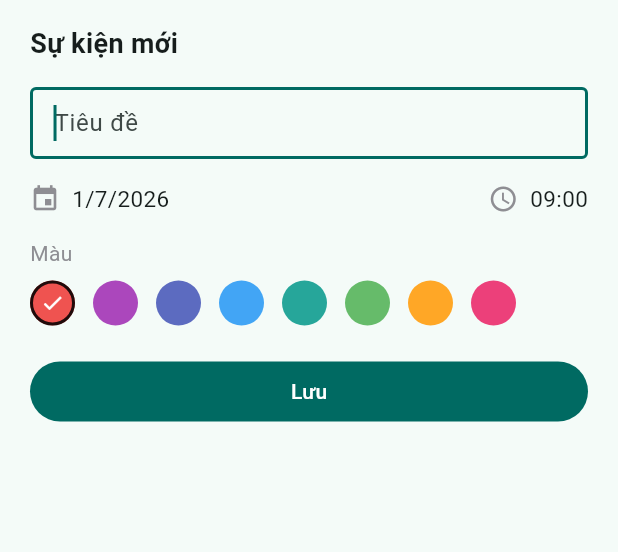
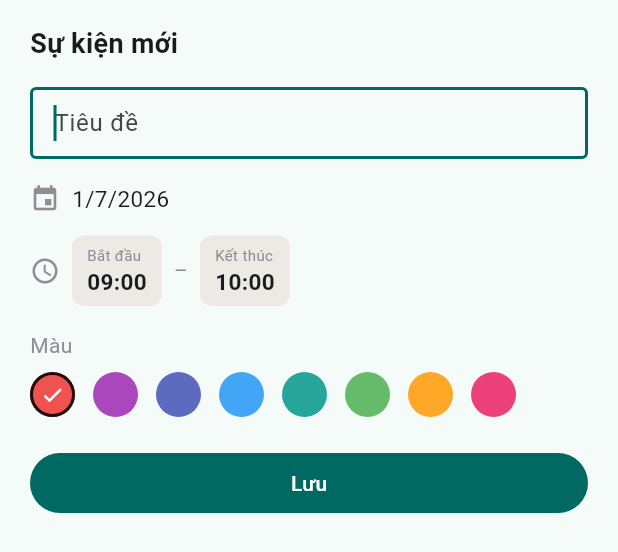
Before and after one commit to hieubm1707/ft_calendar, a Flutter app: the _AddEventSheet widget shown alone on an empty page, opened directly with empty values, after a tap on "Lưu", on a phone screen of 412 x 824 dp. Shown: the top 552 px of the screen. Run offline on Flutter 3.47's test engine with Material 3 defaults, Android fonts, the phone set to English and light mode, and no system bars; our stand-ins replace dartz, drift, equatable, flutter_bloc, flutter_local_notifications, flutter_timezone and 4 more; accounts and stored records are empty; generated files the repository leaves out were written again.

Commit message:
fix(calendar): cho sửa cả giờ kết thúc sự kiện
Trước đây form thêm/sửa chỉ có 1 time picker (giờ bắt đầu), giờ kết thúc
bị suy ra tự động nên không sửa được (chi tiết ngày hiện 09:00-10:00 nhưng
chỉ đổi được giờ bắt đầu).

- add_event_sheet: thêm picker "Kết thúc" bên cạnh "Bắt đầu" (widget _TimeChip).
- Khi đổi giờ bắt đầu vượt quá giờ kết thúc → tự đẩy kết thúc = bắt đầu + 1h.
- Lúc lưu chốt giờ kết thúc phải sau giờ bắt đầu.
- Sửa/thêm đều dùng đúng start/end đã chọn (bỏ suy ra theo duration cũ).

Co-Authored-By: Claude Opus 4.8 (1M context) <noreply@anthropic.com>

```diff
--- a/lib/features/calendar/presentation/widgets/add_event_sheet.dart
+++ b/lib/features/calendar/presentation/widgets/add_event_sheet.dart
@@ -41,14 +41,16 @@ class _AddEventSheetState extends State<_AddEventSheet> {
       TextEditingController(text: widget.event?.title ?? '');
   late DateTime _date = widget.initialDate;
   late int _color = widget.event?.color ?? kEventColors.first;
-  late TimeOfDay _time = widget.event != null
-      ? TimeOfDay(
-          hour: widget.event!.startTime.hour,
-          minute: widget.event!.startTime.minute,
-        )
+  late TimeOfDay _startTime = widget.event != null
+      ? TimeOfDay.fromDateTime(widget.event!.startTime)
       : const TimeOfDay(hour: 9, minute: 0);
+  late TimeOfDay _endTime = widget.event != null
+      ? TimeOfDay.fromDateTime(widget.event!.endTime)
+      : const TimeOfDay(hour: 10, minute: 0);
 
   bool get _isEditing => widget.event != null;
+
+  static int _mins(TimeOfDay t) => t.hour * 60 + t.minute;
 
   @override
   void dispose() {
@@ -66,38 +68,50 @@ class _AddEventSheetState extends State<_AddEventSheet> {
     if (picked != null) setState(() => _date = picked);
   }
 
-  Future<void> _pickTime() async {
-    final picked = await showTimePicker(context: context, initialTime: _time);
-    if (picked != null) setState(() => _time = picked);
+  Future<void> _pickStartTime() async {
+    final picked =
+        await showTimePicker(context: context, initialTime: _startTime);
+    if (picked == null) return;
+    setState(() {
+      _startTime = picked;
+      // Giữ giờ kết thúc luôn sau giờ bắt đầu.
+      if (_mins(_endTime) <= _mins(_startTime)) {
+        _endTime = TimeOfDay(
+          hour: (picked.hour + 1) % 24,
+          minute: picked.minute,
+        );
+      }
+    });
+  }
+
+  Future<void> _pickEndTime() async {
+    final picked =
+        await showTimePicker(context: context, initialTime: _endTime);
+    if (picked != null) setState(() => _endTime = picked);
   }
 
   void _save() {
     final title = _titleController.text.trim();
     if (title.isEmpty) return;
-    final start =
-        DateTime(_date.year, _date.month, _date.day, _time.hour, _time.minute);
+    final start = DateTime(_date.year, _date.month, _date.day, _startTime.hour,
+        _startTime.minute);
+    var end = DateTime(
+        _date.year, _date.month, _date.day, _endTime.hour, _endTime.minute);
+    // Chốt: giờ kết thúc phải sau giờ bắt đầu.
+    if (!end.isAfter(start)) end = start.add(const Duration(hours: 1));
+
     final existing = widget.event;
-    if (existing != null) {
-      // Sửa: giữ id, giữ độ dài sự kiện, áp ngày + giờ mới đã chọn.
-      final duration = existing.endTime.difference(existing.startTime);
-      Navigator.of(context).pop(existing.copyWith(
-        title: title,
-        startTime: start,
-        endTime: start.add(duration),
-        color: _color,
-      ));
-    } else {
-      Navigator.of(context).pop(Event(
-        title: title,
-        startTime: start,
-        endTime: start.add(const Duration(hours: 1)),
-        color: _color,
-      ));
-    }
+    Navigator.of(context).pop(
+      existing != null
+          ? existing.copyWith(
+              title: title, startTime: start, endTime: end, color: _color)
+          : Event(
+              title: title, startTime: start, endTime: end, color: _color),
+    );
   }
 
-  String get _timeLabel =>
-      '${_time.hour.toString().padLeft(2, '0')}:${_time.minute.toString().padLeft(2, '0')}';
+  static String _fmt(TimeOfDay t) =>
+      '${t.hour.toString().padLeft(2, '0')}:${t.minute.toString().padLeft(2, '0')}';
 
   @override
   Widget build(BuildContext context) {
@@ -122,15 +136,11 @@ class _AddEventSheetState extends State<_AddEventSheet> {
             onSubmitted: (_) => _save(),
           ),
           const SizedBox(height: 16),
-          Row(
-            children: [
-              Expanded(
-                child: InkWell(
+          InkWell(
             onTap: _pickDate,
             child: Row(
               children: [
-                      const Icon(Icons.event,
-                          size: 20, color: Color(0xFF8E8E93)),
+                const Icon(Icons.event, size: 20, color: Color(0xFF8E8E93)),
                 const SizedBox(width: 8),
                 Text(
                   '${_date.day}/${_date.month}/${_date.year}',
@@ -139,18 +149,17 @@ class _AddEventSheetState extends State<_AddEventSheet> {
               ],
             ),
           ),
+          const SizedBox(height: 14),
+          Row(
+            children: [
+              const Icon(Icons.schedule, size: 20, color: Color(0xFF8E8E93)),
+              const SizedBox(width: 8),
+              _TimeChip(label: 'Bắt đầu', time: _fmt(_startTime), onTap: _pickStartTime),
+              const Padding(
+                padding: EdgeInsets.symmetric(horizontal: 8),
+                child: Text('–', style: TextStyle(color: Color(0xFF8E8E93))),
               ),
-              InkWell(
-                onTap: _pickTime,
-                child: Row(
-                  children: [
-                    const Icon(Icons.schedule,
-                        size: 20, color: Color(0xFF8E8E93)),
-                    const SizedBox(width: 8),
-                    Text(_timeLabel, style: const TextStyle(fontSize: 15)),
-                  ],
-                ),
-              ),
+              _TimeChip(label: 'Kết thúc', time: _fmt(_endTime), onTap: _pickEndTime),
             ],
           ),
           const SizedBox(height: 16),
@@ -193,3 +202,38 @@ class _AddEventSheetState extends State<_AddEventSheet> {
     );
   }
 }
+
+/// Ô chọn giờ nhỏ: nhãn (Bắt đầu/Kết thúc) + giờ, bấm để mở time picker.
+class _TimeChip extends StatelessWidget {
+  final String label;
+  final String time;
+  final VoidCallback onTap;
+
+  const _TimeChip({required this.label, required this.time, required this.onTap});
+
+  @override
+  Widget build(BuildContext context) {
+    return InkWell(
+      onTap: onTap,
+      borderRadius: BorderRadius.circular(8),
+      child: Container(
+        padding: const EdgeInsets.symmetric(horizontal: 10, vertical: 6),
+        decoration: BoxDecoration(
+          color: const Color(0xFFEDE9E4),
+          borderRadius: BorderRadius.circular(8),
+        ),
+        child: Column(
+          crossAxisAlignment: CrossAxisAlignment.start,
+          mainAxisSize: MainAxisSize.min,
+          children: [
+            Text(label,
+                style: const TextStyle(fontSize: 10, color: Color(0xFF8E8E93))),
+            Text(time,
+                style:
+                    const TextStyle(fontSize: 15, fontWeight: FontWeight.w600)),
+          ],
+        ),
+      ),
+    );
+  }
+}
```
Lines whose indentation alone changed are shown as unchanged.
